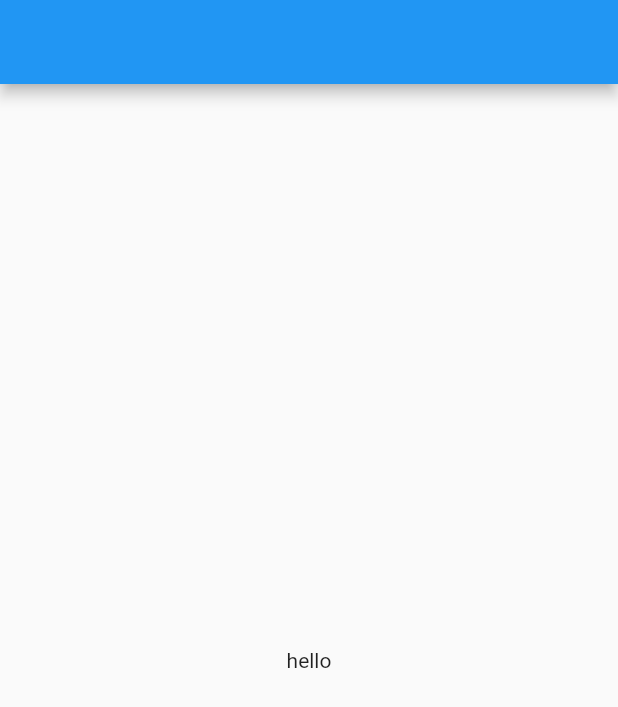
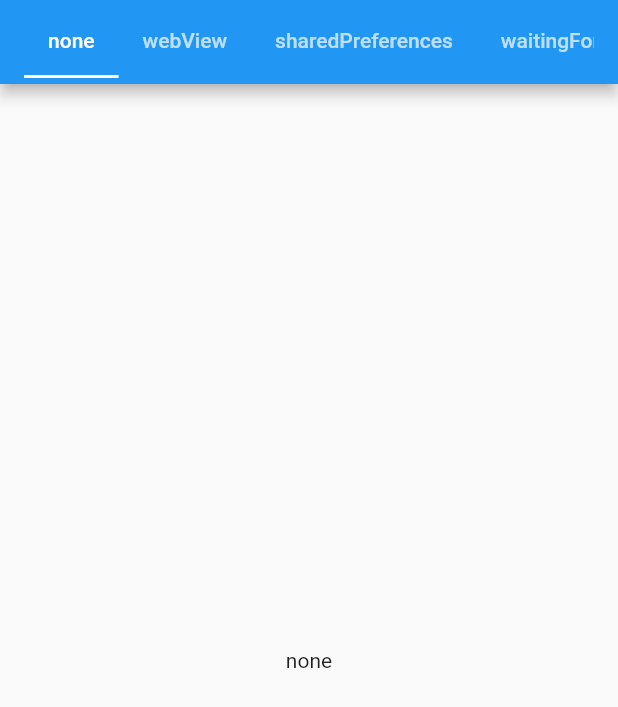
Before and after one commit to uniwasa/issue_viewer, a Flutter app: the screen it shows after launch, on a phone screen of 412 x 824 dp. Shown: the top 707 px of the screen. Run offline on Flutter 3.47's test engine with Material 2 defaults, Android fonts, the phone set to English and light mode, and no system bars; our stand-ins replace dio, freezed_annotation, hooks_riverpod, retrofit; generated files the repository leaves out were written again.

Commit message:
✨ タブの雛形実装

```diff
--- /dev/null
+++ b/lib/data/enum/tab_type.dart
@@ -0,0 +1,27 @@
+enum TabType {
+  none,
+  webView,
+  sharedPreferences,
+  waitingForCustomerResponse,
+  newFeature,
+  share,
+}
+
+extension TabTypeX on TabType {
+  String? get label {
+    switch (this) {
+      case TabType.none:
+        return null;
+      case TabType.webView:
+        return 'p: webview';
+      case TabType.sharedPreferences:
+        return 'p: shared_preferences';
+      case TabType.waitingForCustomerResponse:
+        return 'waiting for customer response';
+      case TabType.newFeature:
+        return 'severe: new feature';
+      case TabType.share:
+        return 'p: share';
+    }
+  }
+}
--- a/lib/ui/home/home_page.dart
+++ b/lib/ui/home/home_page.dart
@@ -1,15 +1,30 @@
 import 'package:flutter/material.dart';
 import 'package:hooks_riverpod/hooks_riverpod.dart';
+
+import '../../data/enum/tab_type.dart';
+import '../issue_tab/issue_tab_page.dart';
 
 class HomePage extends HookConsumerWidget {
   const HomePage({Key? key}) : super(key: key);
 
   @override
   Widget build(BuildContext context, WidgetRef ref) {
-    return Scaffold(
-      appBar: AppBar(),
-      body: const Center(
-        child: Text('hello'),
+    return DefaultTabController(
+      length: TabType.values.length,
+      child: Scaffold(
+        appBar: AppBar(
+          title: TabBar(
+            isScrollable: true,
+            tabs: [
+              for (final tabType in TabType.values) Tab(text: tabType.name)
+            ],
+          ),
+        ),
+        body: TabBarView(
+          children: <Widget>[
+            for (final tabType in TabType.values) IssueTabPage(tabType)
+          ],
+        ),
       ),
     );
   }
--- /dev/null
+++ b/lib/ui/issue_tab/issue_tab_page.dart
@@ -0,0 +1,15 @@
+import 'package:flutter/material.dart';
+import 'package:hooks_riverpod/hooks_riverpod.dart';
+
+import '../../data/enum/tab_type.dart';
+
+class IssueTabPage extends HookConsumerWidget {
+  const IssueTabPage(this._type, {Key? key}) : super(key: key);
+
+  final TabType _type;
+
+  @override
+  Widget build(BuildContext context, WidgetRef ref) {
+    return Center(child: Text(_type.name));
+  }
+}
```
Also changed, not shown: lib/ui/issue_tab/issue_tab_controller.dart (added).
